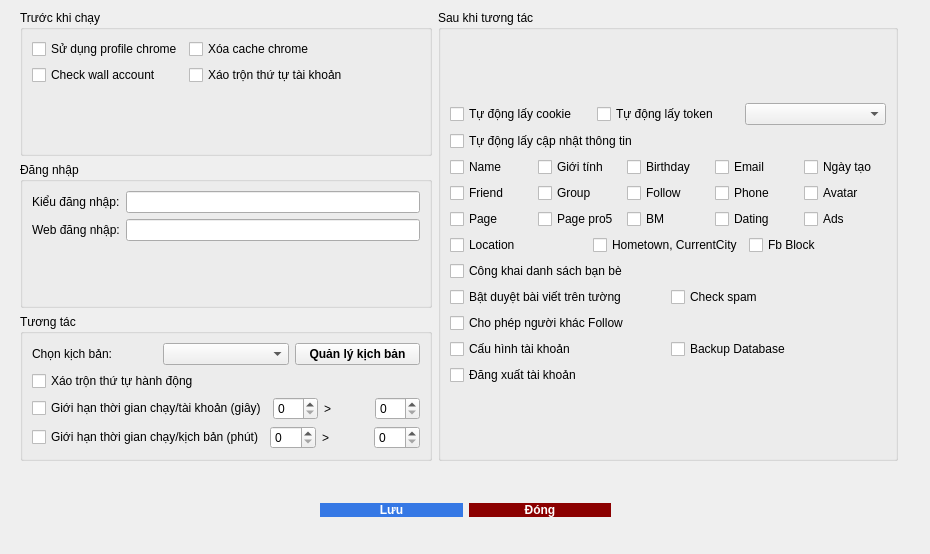
Old version of the form Form/fcauhinhtuongtac.ui in the repository letrquan/AutoWoker.
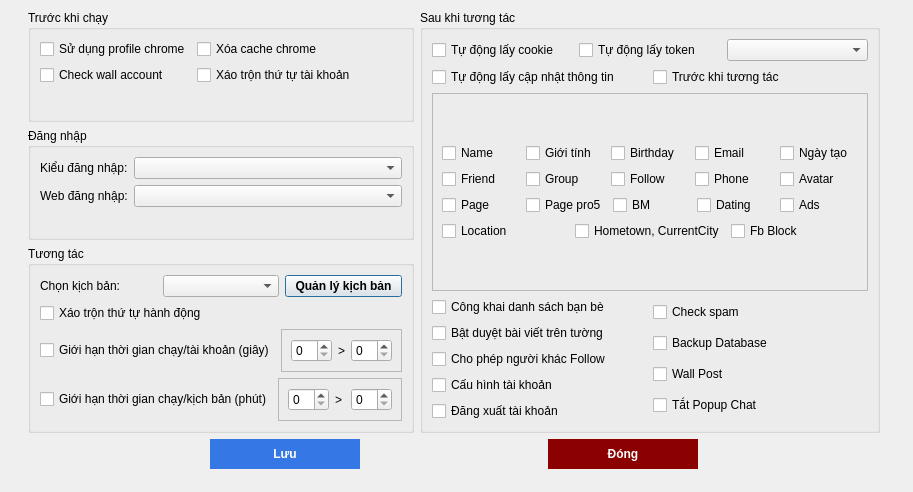
New version of the form.

Commit message: fix perfomance, add fcauhinhtuongtac, fDanhsachkichban

Diff of the .ui file:
```diff
--- a/Form/fcauhinhtuongtac.ui
+++ b/Form/fcauhinhtuongtac.ui
@@ -6,60 +6,24 @@
    <rect>
     <x>0</x>
     <y>0</y>
-    <width>930</width>
-    <height>554</height>
+    <width>913</width>
+    <height>492</height>
    </rect>
   </property>
   <property name="windowTitle">
    <string>Dialog</string>
   </property>
-  <widget class="QWidget" name="">
-   <property name="geometry">
-    <rect>
-     <x>320</x>
-     <y>490</y>
-     <width>291</width>
-     <height>41</height>
-    </rect>
-   </property>
-   <layout class="QHBoxLayout" name="horizontalLayout_13">
-    <item>
-     <widget class="QPushButton" name="btnAdd">
-      <property name="styleSheet">
-       <string notr="true">border-radius:20px;
-background-color: rgb(53, 120, 229);
-color:white;
-font-weight:bold;</string>
-      </property>
-      <property name="text">
-       <string>Lưu</string>
-      </property>
-     </widget>
-    </item>
-    <item>
-     <widget class="QPushButton" name="btnCancel">
-      <property name="styleSheet">
-       <string notr="true">background-color: darkred;
-border-radius:20px;
-color:white;
-font-weight:bold;</string>
-      </property>
-      <property name="text">
-       <string>Đóng</string>
-      </property>
-     </widget>
-    </item>
-   </layout>
-  </widget>
   <widget class="QWidget" name="">
    <property name="geometry">
     <rect>
      <x>20</x>
      <y>10</y>
-     <width>878</width>
-     <height>451</height>
+     <width>868</width>
+     <height>459</height>
     </rect>
    </property>
+   <layout class="QGridLayout" name="gridLayout_7">
+    <item row="0" column="0">
    <layout class="QHBoxLayout" name="horizontalLayout_12">
     <item>
      <layout class="QVBoxLayout" name="verticalLayout_3">
@@ -119,9 +83,6 @@
              </property>
             </widget>
            </item>
-           <item row="0" column="1">
-            <widget class="QLineEdit" name="lineEdit"/>
-           </item>
            <item row="1" column="0">
             <widget class="QLabel" name="label_2">
              <property name="text">
@@ -129,8 +90,11 @@
              </property>
             </widget>
            </item>
+             <item row="0" column="1">
+              <widget class="QComboBox" name="cbbTypeLogin"/>
+             </item>
            <item row="1" column="1">
-            <widget class="QLineEdit" name="lineEdit_2"/>
+              <widget class="QComboBox" name="cbbFaceBookWeb"/>
            </item>
           </layout>
          </item>
@@ -188,9 +152,18 @@
               </widget>
              </item>
              <item>
-              <layout class="QHBoxLayout" name="horizontalLayout_2">
+                <widget class="QFrame" name="plGioiHanThoiGianChayTaiKhoan">
+                 <property name="frameShape">
+                  <enum>QFrame::StyledPanel</enum>
+                 </property>
+                 <property name="frameShadow">
+                  <enum>QFrame::Raised</enum>
+                 </property>
+                 <layout class="QGridLayout" name="gridLayout_5">
+                  <item row="0" column="0">
+                   <layout class="QHBoxLayout" name="horizontalLayout_15">
                <item>
-                <widget class="QSpinBox" name="spinBox"/>
+                     <widget class="QSpinBox" name="nudThoiGianChayTaiKhoanFrom"/>
                </item>
                <item>
                 <widget class="QLabel" name="label_4">
@@ -200,9 +173,15 @@
                 </widget>
                </item>
                <item>
-                <widget class="QSpinBox" name="spinBox_2"/>
-               </item>
-              </layout>
+                     <widget class="QSpinBox" name="nudThoiGianChayTaiKhoanTo"/>
+                    </item>
+                   </layout>
+                  </item>
+                 </layout>
+                </widget>
+               </item>
+               <item>
+                <layout class="QHBoxLayout" name="horizontalLayout_2"/>
              </item>
             </layout>
            </item>
@@ -216,9 +195,18 @@
               </widget>
              </item>
              <item>
-              <layout class="QHBoxLayout" name="horizontalLayout_4">
+                <widget class="QFrame" name="plGioiHanThoiGianChayKichBan">
+                 <property name="frameShape">
+                  <enum>QFrame::StyledPanel</enum>
+                 </property>
+                 <property name="frameShadow">
+                  <enum>QFrame::Raised</enum>
+                 </property>
+                 <layout class="QGridLayout" name="gridLayout_6">
+                  <item row="0" column="0">
+                   <layout class="QHBoxLayout" name="horizontalLayout_16">
                <item>
-                <widget class="QSpinBox" name="spinBox_3"/>
+                     <widget class="QSpinBox" name="nudThoiGianChayKichBanFrom"/>
                </item>
                <item>
                 <widget class="QLabel" name="label_5">
@@ -228,9 +216,15 @@
                 </widget>
                </item>
                <item>
-                <widget class="QSpinBox" name="spinBox_4"/>
-               </item>
-              </layout>
+                     <widget class="QSpinBox" name="nudThoiGianChayKichBanTo"/>
+                    </item>
+                   </layout>
+                  </item>
+                 </layout>
+                </widget>
+               </item>
+               <item>
+                <layout class="QHBoxLayout" name="horizontalLayout_4"/>
              </item>
             </layout>
            </item>
@@ -279,15 +273,35 @@
             </layout>
            </item>
            <item>
-            <widget class="QCheckBox" name="checkBox_10">
+              <layout class="QHBoxLayout" name="horizontalLayout_14">
+               <item>
+                <widget class="QCheckBox" name="ckbCapNhatThongTin">
              <property name="text">
               <string>Tự động lấy cập nhật thông tin</string>
              </property>
             </widget>
            </item>
-          </layout>
-         </item>
+               <item>
+                <widget class="QCheckBox" name="ckbCapNhatThongTinTruocKhiTuongTac">
+                 <property name="text">
+                  <string>Trước khi tương tác</string>
+                 </property>
+                </widget>
+               </item>
+              </layout>
+             </item>
+            </layout>
+           </item>
          <item>
+            <widget class="QFrame" name="plCapNhatThongTin">
+             <property name="frameShape">
+              <enum>QFrame::StyledPanel</enum>
+             </property>
+             <property name="frameShadow">
+              <enum>QFrame::Raised</enum>
+             </property>
+             <layout class="QGridLayout" name="gridLayout_4">
+              <item row="0" column="0">
           <layout class="QVBoxLayout" name="verticalLayout_5">
            <item>
             <layout class="QHBoxLayout" name="horizontalLayout_7">
@@ -433,6 +447,9 @@
            </item>
           </layout>
          </item>
+             </layout>
+            </widget>
+           </item>
          <item>
           <layout class="QHBoxLayout" name="horizontalLayout_11">
            <item>
@@ -490,6 +507,20 @@
                </property>
               </widget>
              </item>
+               <item>
+                <widget class="QCheckBox" name="ckbWallPost">
+                 <property name="text">
+                  <string>Wall Post</string>
+                 </property>
+                </widget>
+               </item>
+               <item>
+                <widget class="QCheckBox" name="ckbBackupDataBase_3">
+                 <property name="text">
+                  <string>Tắt Popup Chat</string>
+                 </property>
+                </widget>
+               </item>
             </layout>
            </item>
           </layout>
@@ -498,6 +529,62 @@
        </item>
       </layout>
      </widget>
+      </item>
+     </layout>
+    </item>
+    <item row="1" column="0">
+     <layout class="QHBoxLayout" name="horizontalLayout_13">
+      <item>
+       <widget class="QPushButton" name="btnAdd">
+        <property name="minimumSize">
+         <size>
+          <width>0</width>
+          <height>30</height>
+         </size>
+        </property>
+        <property name="maximumSize">
+         <size>
+          <width>150</width>
+          <height>16777215</height>
+         </size>
+        </property>
+        <property name="styleSheet">
+         <string notr="true">border-radius:20px;
+background-color: rgb(53, 120, 229);
+color:white;
+font-weight:bold;</string>
+        </property>
+        <property name="text">
+         <string>Lưu</string>
+        </property>
+       </widget>
+      </item>
+      <item>
+       <widget class="QPushButton" name="btnCancel">
+        <property name="minimumSize">
+         <size>
+          <width>0</width>
+          <height>30</height>
+         </size>
+        </property>
+        <property name="maximumSize">
+         <size>
+          <width>150</width>
+          <height>16777215</height>
+         </size>
+        </property>
+        <property name="styleSheet">
+         <string notr="true">background-color: darkred;
+border-radius:20px;
+color:white;
+font-weight:bold;</string>
+        </property>
+        <property name="text">
+         <string>Đóng</string>
+        </property>
+       </widget>
+      </item>
+     </layout>
     </item>
    </layout>
   </widget>
```
Left out of the diff: 72 changed lines with no effect on the pictures. Lines whose indentation alone changed are shown as unchanged. The commit also changes 1330 other files.
